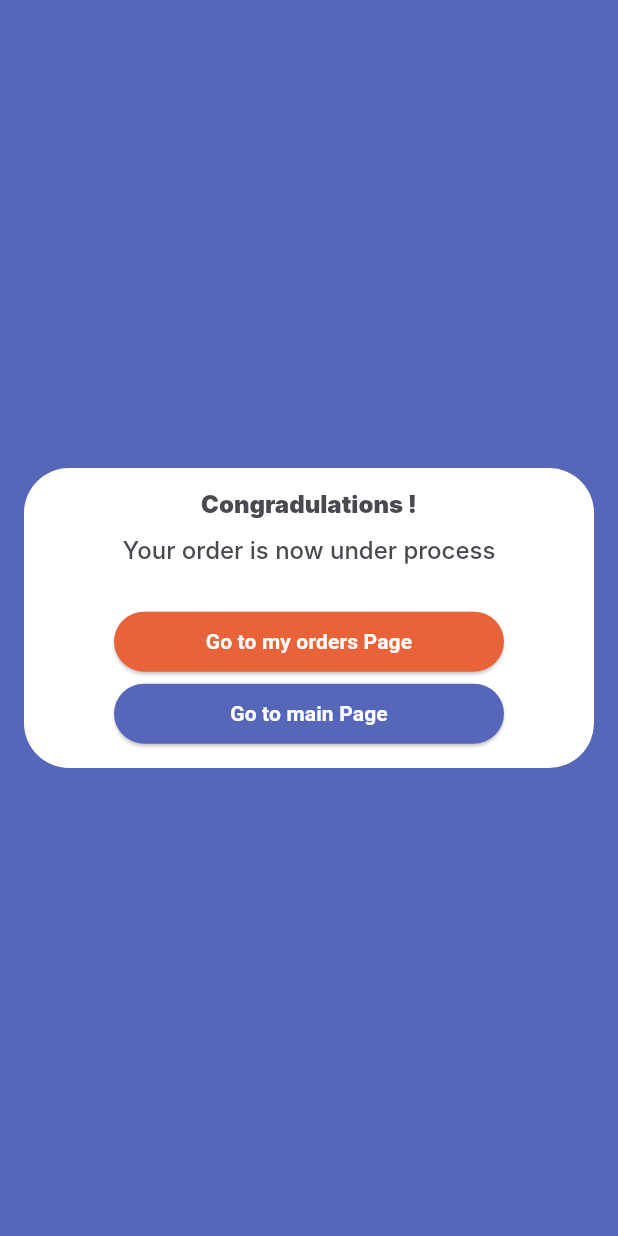
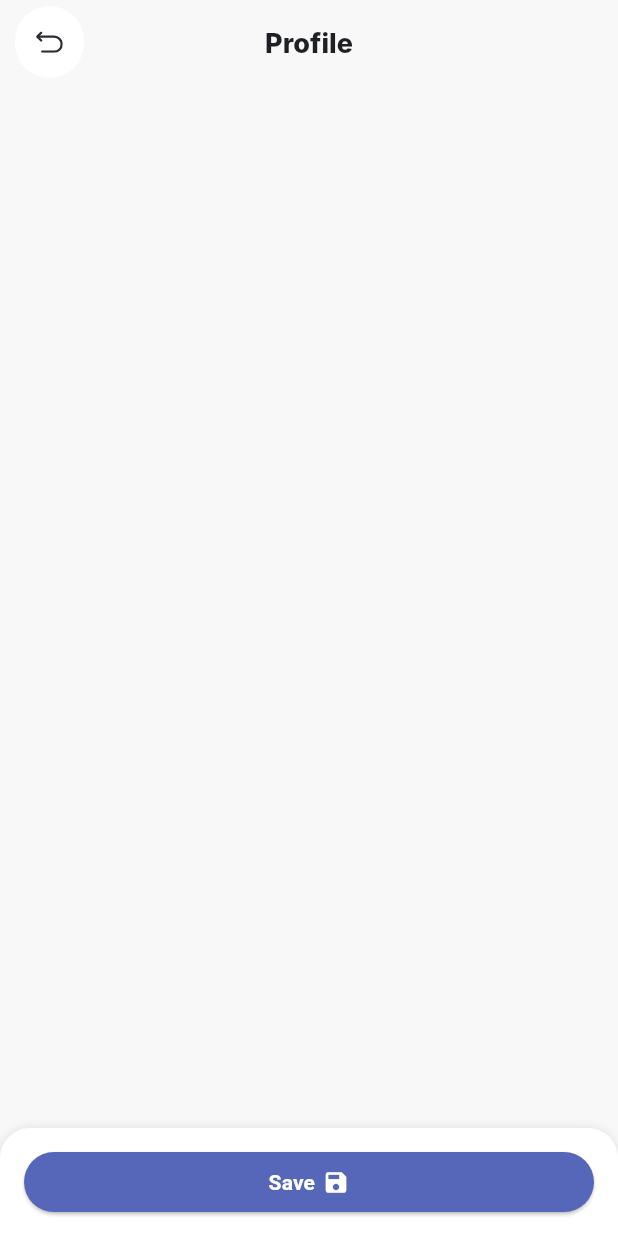
Before and after one commit to Al-mudather/stc.training.app, a Flutter app: the screen it shows after launch, on a phone screen of 412 x 824 dp. Run offline on Flutter 3.47's test engine with Material 3 defaults, Android fonts, the phone set to English and light mode, and no system bars; our stand-ins replace file_picker, flutter_hooks, flutter_spinkit, flutter_svg, get, image_picker and 1 more; Roboto replaces fonts that are missing (Inter); project files that could hold a hidden picture were left out.

Commit message:
working-on-the-profile-page

```diff
--- /dev/null
+++ b/lib/features/account/profile_page.dart
@@ -0,0 +1,55 @@
+import 'package:flutter/material.dart';
+import 'package:stc_training/helper/app_colors.dart';
+import 'package:stc_training/helper/enumerations.dart';
+import 'package:stc_training/utils/app_bar_util.dart';
+import 'package:stc_training/utils/custom_btn_util.dart';
+
+class ProfilePage extends StatelessWidget {
+  const ProfilePage({super.key});
+
+  @override
+  Widget build(BuildContext context) {
+    return Scaffold(
+      backgroundColor: AppColors.backgroundColor,
+      appBar: AppBarUtil(barText: "Profile"),
+      bottomSheet: _SAVE_the_profile_data_action(),
+    );
+  }
+
+  Container _SAVE_the_profile_data_action() {
+    return Container(
+      height: 72,
+      padding: EdgeInsets.all(16),
+      width: double.maxFinite,
+      clipBehavior: Clip.hardEdge,
+      decoration: BoxDecoration(
+        color: Colors.white,
+        borderRadius: BorderRadius.only(
+          topLeft: Radius.circular(20),
+          topRight: Radius.circular(20),
+        ),
+        boxShadow: [
+          BoxShadow(
+            color: Colors.black.withOpacity(0.1),
+            blurRadius: 5,
+          ),
+        ],
+      ),
+      child: SizedBox(
+        height: 40,
+        width: 200,
+        child: CustomBtnUtil(
+          btnTitle: "Save",
+          btnType: BtnTypes.eleveatedWithIcon,
+          // btnColor: Colors.white,
+          isLoading: false,
+          icon: Icon(
+            Icons.save,
+            color: Colors.white,
+          ),
+          onClicked: () => {},
+        ),
+      ),
+    );
+  }
+}
--- a/lib/main.dart
+++ b/lib/main.dart
@@ -1,5 +1,5 @@
 import 'package:flutter/material.dart';
-import 'package:stc_training/features/shopping/shopping_cart_payment_success_page.dart';
+import 'package:stc_training/features/account/profile_page.dart';
 import 'package:stc_training/helper/app_colors.dart';
 import 'package:stc_training/helper/dependencies.dart' as dep;
 
@@ -25,7 +25,7 @@ class MyApp extends StatelessWidget {
         colorScheme: ColorScheme.fromSeed(seedColor: AppColors.primary),
         useMaterial3: true,
       ),
-      home: const ShoppingCartpaymentSuccessPage(),
+      home: const ProfilePage(),
     );
   }
 }
```
